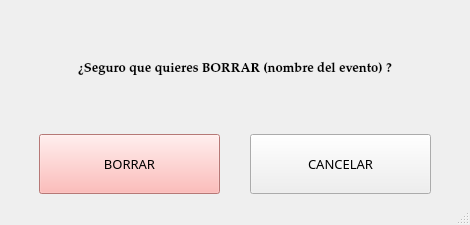
IvanJesusCorbalanPascual/Gestor-de-Eventos, file src/ui/EliminarEvento.ui: the form before one commit.
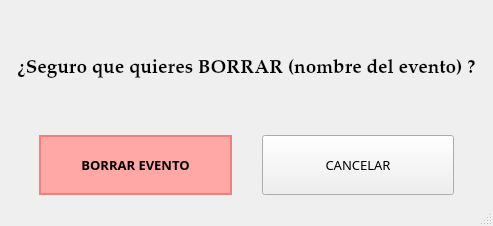
The form after the commit.

Patch:
```diff
--- a/src/ui/EliminarEvento.ui
+++ b/src/ui/EliminarEvento.ui
@@ -6,8 +6,8 @@
    <rect>
     <x>0</x>
     <y>0</y>
-    <width>470</width>
-    <height>225</height>
+    <width>493</width>
+    <height>226</height>
    </rect>
   </property>
   <property name="windowTitle">
@@ -22,7 +22,7 @@
         <property name="font">
          <font>
           <family>Palatino Linotype</family>
-          <pointsize>10</pointsize>
+          <pointsize>14</pointsize>
           <weight>75</weight>
           <bold>true</bold>
          </font>
@@ -48,25 +48,45 @@
         </property>
         <item>
          <widget class="QPushButton" name="btnBorrar">
+          <property name="minimumSize">
+           <size>
+            <width>0</width>
+            <height>60</height>
+           </size>
+          </property>
           <property name="font">
            <font>
             <family>Alef</family>
             <pointsize>10</pointsize>
+            <weight>75</weight>
+            <bold>true</bold>
            </font>
           </property>
           <property name="styleSheet">
            <string notr="true">QWidget {
     background-color: rgb(255, 168, 165); /* Un rojo pastel o rosa muy claro */
-	padding:20px;
+	
+	border: 2px solid #F08080; /* Borde sutil */
+	font-weight: bold;
+	padidng:20px;
+}
+QPushButton#btnBorrar:hover {
+    background-color: #F08080;
 }</string>
           </property>
           <property name="text">
-           <string>BORRAR</string>
+           <string>BORRAR EVENTO</string>
           </property>
          </widget>
         </item>
         <item>
          <widget class="QPushButton" name="btnCancelarEliminar">
+          <property name="minimumSize">
+           <size>
+            <width>0</width>
+            <height>0</height>
+           </size>
+          </property>
           <property name="font">
            <font>
             <family>Alef</family>
```
Left out of the diff: 7 changed lines with no effect on the pictures.
